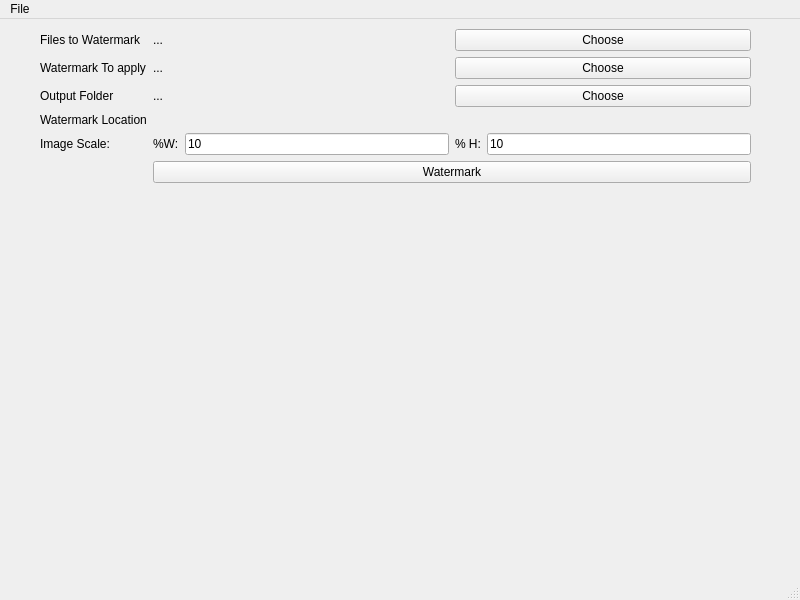
The window that gui/watermark_window.ui (fishhead2567/watermark_app) describes before a commit, drawn with Qt 5.
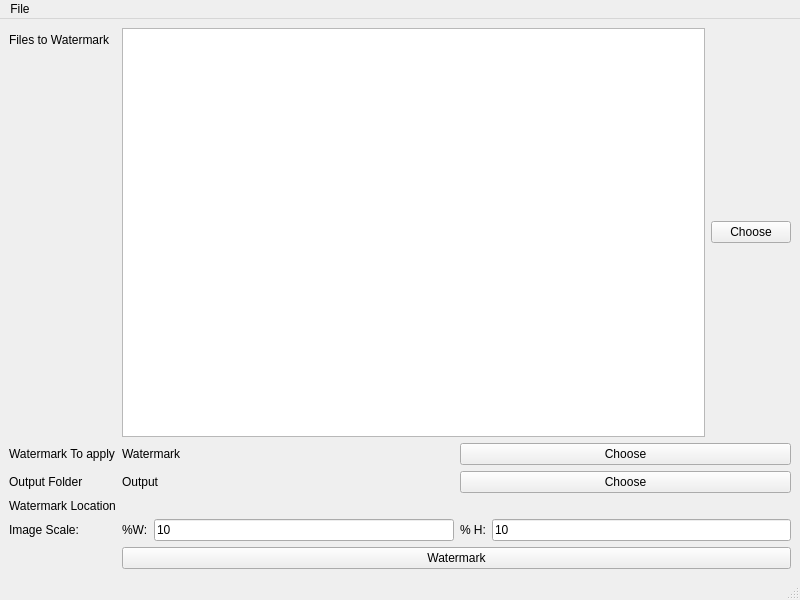
The same window after the commit.

Patch:
```diff
--- a/gui/watermark_window.ui
+++ b/gui/watermark_window.ui
@@ -14,15 +14,8 @@
    <string>MainWindow</string>
   </property>
   <widget class="QWidget" name="centralwidget">
-   <widget class="QWidget" name="">
-    <property name="geometry">
-     <rect>
-      <x>40</x>
-      <y>10</y>
-      <width>711</width>
-      <height>511</height>
-     </rect>
-    </property>
+   <layout class="QGridLayout" name="gridLayout">
+    <item row="0" column="0">
     <layout class="QFormLayout" name="formLayout">
      <item row="0" column="0">
       <widget class="QLabel" name="label">
@@ -34,11 +27,7 @@
      <item row="0" column="1">
       <layout class="QHBoxLayout" name="horizontalLayout">
        <item>
-        <widget class="QLabel" name="toWatermarkList">
-         <property name="text">
-          <string>...</string>
-         </property>
-        </widget>
+         <widget class="QListWidget" name="toWatermarkList"/>
        </item>
        <item>
         <widget class="QPushButton" name="toWatermarkButton">
@@ -67,7 +56,7 @@
           </size>
          </property>
          <property name="text">
-          <string>...</string>
+           <string>Watermark</string>
          </property>
         </widget>
        </item>
@@ -92,7 +81,7 @@
        <item>
         <widget class="QLabel" name="outputFolderList">
          <property name="text">
-          <string>...</string>
+           <string>Output</string>
          </property>
         </widget>
        </item>
@@ -178,7 +167,8 @@
       </widget>
      </item>
     </layout>
-   </widget>
+    </item>
+   </layout>
   </widget>
   <widget class="QMenuBar" name="menubar">
    <property name="geometry">
```
Left out of the diff: 10 changed lines with no effect on the pictures. Lines whose indentation alone changed are shown as unchanged.
